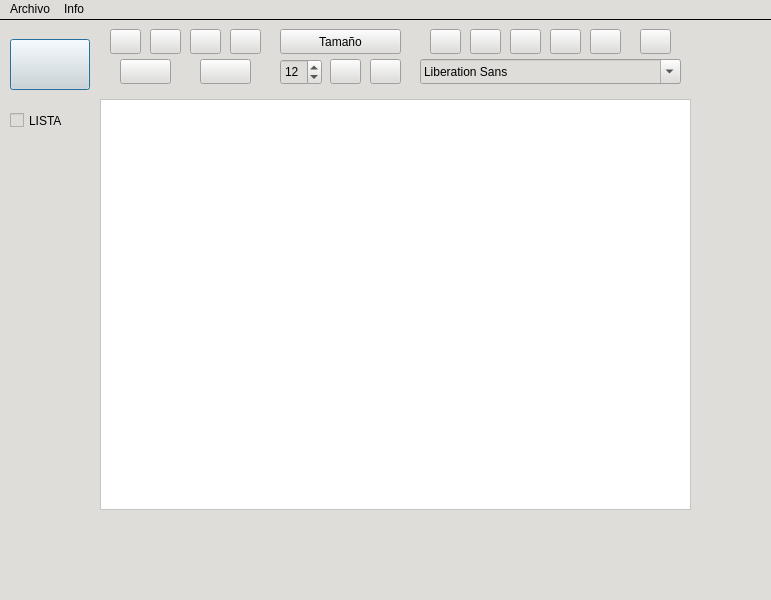
Above: EditorDeTexto/mainwindow.ui from JhojanZ/Editor-de-texto before the change. Below: the same form after it.
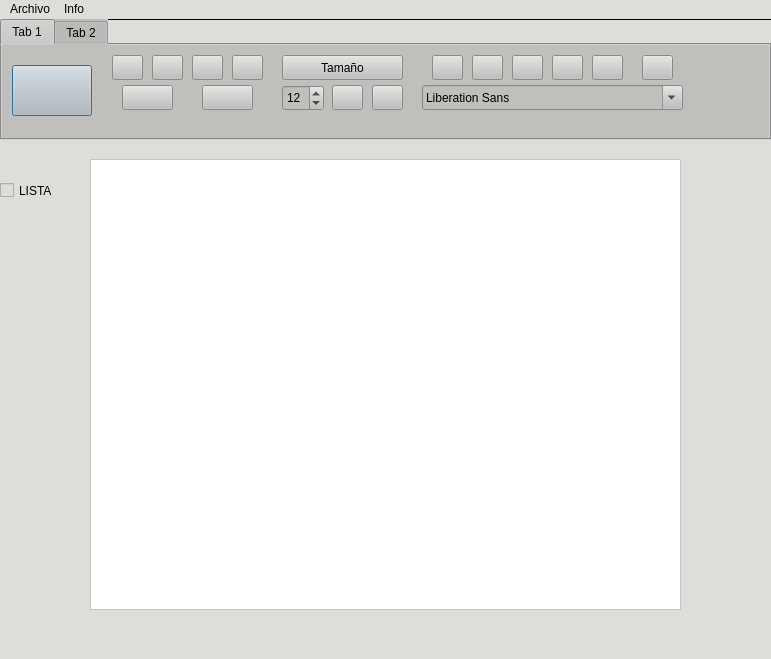
That is the form after the change. Icons and pictures are not drawn.

Commit message: se hizo tab a las ventana ui

Patch:
```diff
--- a/EditorDeTexto/mainwindow.ui
+++ b/EditorDeTexto/mainwindow.ui
@@ -7,7 +7,7 @@
     <x>0</x>
     <y>0</y>
     <width>771</width>
-    <height>600</height>
+    <height>659</height>
    </rect>
   </property>
   <property name="windowTitle">
@@ -21,10 +21,10 @@
    <widget class="QTextEdit" name="editorDeTexto">
     <property name="geometry">
      <rect>
-      <x>100</x>
-      <y>80</y>
+      <x>90</x>
+      <y>140</y>
       <width>591</width>
-      <height>411</height>
+      <height>451</height>
      </rect>
     </property>
     <property name="maximumSize">
@@ -41,87 +41,55 @@
 color: rgb(0, 0, 0);</string>
     </property>
    </widget>
-   <widget class="QPushButton" name="negrilla">
+   <widget class="Line" name="line">
     <property name="geometry">
      <rect>
-      <x>110</x>
-      <y>10</y>
-      <width>31</width>
-      <height>25</height>
+      <x>0</x>
+      <y>-10</y>
+      <width>811</width>
+      <height>21</height>
      </rect>
     </property>
-    <property name="text">
-     <string/>
+    <property name="frameShadow">
+     <enum>QFrame::Plain</enum>
     </property>
-    <property name="icon">
-     <iconset theme="format-text-bold">
-      <normaloff>.</normaloff>.</iconset>
+    <property name="orientation">
+     <enum>Qt::Horizontal</enum>
     </property>
    </widget>
-   <widget class="QPushButton" name="subrayar">
+   <widget class="QCheckBox" name="listaBolitas">
     <property name="geometry">
      <rect>
-      <x>150</x>
-      <y>10</y>
-      <width>31</width>
-      <height>25</height>
+      <x>0</x>
+      <y>160</y>
+      <width>82</width>
+      <height>23</height>
      </rect>
     </property>
     <property name="text">
-     <string/>
+     <string>LISTA</string>
     </property>
-    <property name="icon">
-     <iconset theme="format-text-underline">
-      <normaloff>.</normaloff>.</iconset>
-    </property>
    </widget>
-   <widget class="QPushButton" name="cursiva">
+   <widget class="QTabWidget" name="tabWidget">
     <property name="geometry">
      <rect>
-      <x>190</x>
-      <y>10</y>
-      <width>31</width>
-      <height>25</height>
+      <x>0</x>
+      <y>0</y>
+      <width>771</width>
+      <height>121</height>
      </rect>
     </property>
-    <property name="text">
-     <string/>
+    <property name="styleSheet">
+     <string notr="true">background-color: rgb(192, 191, 188);
+</string>
     </property>
-    <property name="icon">
-     <iconset theme="format-text-italic">
-      <normaloff>.</normaloff>.</iconset>
+    <property name="currentIndex">
+     <number>0</number>
     </property>
-   </widget>
-   <widget class="QPushButton" name="color">
-    <property name="geometry">
-     <rect>
-      <x>590</x>
-      <y>10</y>
-      <width>31</width>
-      <height>25</height>
-     </rect>
-    </property>
-    <property name="text">
-     <string/>
-    </property>
-    <property name="icon">
-     <iconset theme="applications-graphics">
-      <normaloff>.</normaloff>.</iconset>
-    </property>
-   </widget>
-   <widget class="QPushButton" name="tamano">
-    <property name="geometry">
-     <rect>
-      <x>280</x>
-      <y>10</y>
-      <width>121</width>
-      <height>25</height>
-     </rect>
-    </property>
-    <property name="text">
-     <string>Tamaño</string>
-    </property>
-   </widget>
+    <widget class="QWidget" name="tab">
+     <attribute name="title">
+      <string>Tab 1</string>
+     </attribute>
    <widget class="QPushButton" name="alineadoJustificado">
     <property name="geometry">
      <rect>
@@ -139,10 +107,10 @@
       <normaloff>.</normaloff>.</iconset>
     </property>
    </widget>
-   <widget class="QPushButton" name="alineadoDerecha">
+     <widget class="QPushButton" name="negrilla">
     <property name="geometry">
      <rect>
-      <x>510</x>
+        <x>110</x>
       <y>10</y>
       <width>31</width>
       <height>25</height>
@@ -152,7 +120,38 @@
      <string/>
     </property>
     <property name="icon">
-     <iconset theme="format-justify-right">
+       <iconset theme="format-text-bold">
+        <normaloff>.</normaloff>.</iconset>
+      </property>
+     </widget>
+     <widget class="QPushButton" name="disminuirTamano">
+      <property name="geometry">
+       <rect>
+        <x>370</x>
+        <y>40</y>
+        <width>31</width>
+        <height>25</height>
+       </rect>
+      </property>
+      <property name="text">
+       <string/>
+      </property>
+      <property name="icon">
+       <iconset theme="go-down">
+        <normaloff>.</normaloff>.</iconset>
+      </property>
+     </widget>
+     <widget class="QPushButton" name="rehacer">
+      <property name="geometry">
+       <rect>
+        <x>200</x>
+        <y>40</y>
+        <width>51</width>
+        <height>25</height>
+       </rect>
+      </property>
+      <property name="icon">
+       <iconset theme="edit-redo">
       <normaloff>.</normaloff>.</iconset>
     </property>
    </widget>
@@ -173,6 +172,67 @@
       <normaloff>.</normaloff>.</iconset>
     </property>
    </widget>
+     <widget class="QPushButton" name="cursiva">
+      <property name="geometry">
+       <rect>
+        <x>190</x>
+        <y>10</y>
+        <width>31</width>
+        <height>25</height>
+       </rect>
+      </property>
+      <property name="text">
+       <string/>
+      </property>
+      <property name="icon">
+       <iconset theme="format-text-italic">
+        <normaloff>.</normaloff>.</iconset>
+      </property>
+     </widget>
+     <widget class="QFontComboBox" name="fuentes">
+      <property name="geometry">
+       <rect>
+        <x>420</x>
+        <y>40</y>
+        <width>261</width>
+        <height>25</height>
+       </rect>
+      </property>
+     </widget>
+     <widget class="QPushButton" name="tachado">
+      <property name="geometry">
+       <rect>
+        <x>230</x>
+        <y>10</y>
+        <width>31</width>
+        <height>25</height>
+       </rect>
+      </property>
+      <property name="text">
+       <string/>
+      </property>
+      <property name="icon">
+       <iconset theme="format-text-strikethrough">
+        <normaloff>.</normaloff>.</iconset>
+      </property>
+     </widget>
+     <widget class="QPushButton" name="subrayar">
+      <property name="geometry">
+       <rect>
+        <x>150</x>
+        <y>10</y>
+        <width>31</width>
+        <height>25</height>
+       </rect>
+      </property>
+      <property name="text">
+       <string/>
+      </property>
+      <property name="icon">
+       <iconset theme="format-text-underline">
+        <normaloff>.</normaloff>.</iconset>
+      </property>
+     </widget>
    <widget class="QPushButton" name="alineadoIzquierda">
     <property name="geometry">
      <rect>
@@ -206,23 +266,6 @@
      <number>12</number>
     </property>
    </widget>
-   <widget class="QPushButton" name="tachado">
-    <property name="geometry">
-     <rect>
-      <x>230</x>
-      <y>10</y>
-      <width>31</width>
-      <height>25</height>
-     </rect>
-    </property>
-    <property name="text">
-     <string/>
-    </property>
-    <property name="icon">
-     <iconset theme="format-text-strikethrough">
-      <normaloff>.</normaloff>.</iconset>
-    </property>
-   </widget>
    <widget class="QPushButton" name="aumentarTamano">
     <property name="geometry">
      <rect>
@@ -237,11 +280,11 @@
       <normaloff>.</normaloff>.</iconset>
     </property>
    </widget>
-   <widget class="QPushButton" name="disminuirTamano">
+     <widget class="QPushButton" name="alineadoDerecha">
     <property name="geometry">
      <rect>
-      <x>370</x>
-      <y>40</y>
+        <x>510</x>
+        <y>10</y>
       <width>31</width>
       <height>25</height>
      </rect>
@@ -250,36 +293,10 @@
      <string/>
     </property>
     <property name="icon">
-     <iconset theme="go-down">
+       <iconset theme="format-justify-right">
       <normaloff>.</normaloff>.</iconset>
     </property>
    </widget>
-   <widget class="QFontComboBox" name="fuentes">
-    <property name="geometry">
-     <rect>
-      <x>420</x>
-      <y>40</y>
-      <width>261</width>
-      <height>25</height>
-     </rect>
-    </property>
-   </widget>
-   <widget class="Line" name="line">
-    <property name="geometry">
-     <rect>
-      <x>0</x>
-      <y>-10</y>
-      <width>811</width>
-      <height>21</height>
-     </rect>
-    </property>
-    <property name="frameShadow">
-     <enum>QFrame::Plain</enum>
-    </property>
-    <property name="orientation">
-     <enum>Qt::Horizontal</enum>
-    </property>
-   </widget>
    <widget class="QPushButton" name="imprimirPDF">
     <property name="geometry">
      <rect>
@@ -311,20 +328,36 @@
       <normaloff>.</normaloff>.</iconset>
     </property>
    </widget>
-   <widget class="QPushButton" name="rehacer">
+     <widget class="QPushButton" name="color">
     <property name="geometry">
      <rect>
-      <x>200</x>
-      <y>40</y>
-      <width>51</width>
+        <x>590</x>
+        <y>10</y>
+        <width>31</width>
       <height>25</height>
      </rect>
     </property>
+      <property name="text">
+       <string/>
+      </property>
     <property name="icon">
-     <iconset theme="edit-redo">
+       <iconset theme="applications-graphics">
       <normaloff>.</normaloff>.</iconset>
     </property>
    </widget>
+     <widget class="QPushButton" name="tamano">
+      <property name="geometry">
+       <rect>
+        <x>280</x>
+        <y>10</y>
+        <width>121</width>
+        <height>25</height>
+       </rect>
+      </property>
+      <property name="text">
+       <string>Tamaño</string>
+      </property>
+     </widget>
    <widget class="QPushButton" name="guardar">
     <property name="geometry">
      <rect>
@@ -354,40 +387,13 @@
      <bool>false</bool>
     </property>
    </widget>
-   <widget class="QCheckBox" name="listaBolitas">
-    <property name="geometry">
-     <rect>
-      <x>10</x>
-      <y>90</y>
-      <width>82</width>
-      <height>23</height>
-     </rect>
-    </property>
-    <property name="text">
-     <string>LISTA</string>
-    </property>
-   </widget>
-   <zorder>line</zorder>
-   <zorder>editorDeTexto</zorder>
-   <zorder>negrilla</zorder>
-   <zorder>subrayar</zorder>
-   <zorder>cursiva</zorder>
-   <zorder>color</zorder>
-   <zorder>tamano</zorder>
-   <zorder>alineadoJustificado</zorder>
-   <zorder>alineadoDerecha</zorder>
-   <zorder>alineadoCentrado</zorder>
-   <zorder>alineadoIzquierda</zorder>
-   <zorder>tamanoLetra</zorder>
-   <zorder>tachado</zorder>
-   <zorder>aumentarTamano</zorder>
-   <zorder>disminuirTamano</zorder>
-   <zorder>fuentes</zorder>
-   <zorder>imprimirPDF</zorder>
-   <zorder>deshacer</zorder>
-   <zorder>rehacer</zorder>
-   <zorder>guardar</zorder>
-   <zorder>listaBolitas</zorder>
+    </widget>
+    <widget class="QWidget" name="tab_2">
+     <attribute name="title">
+      <string>Tab 2</string>
+     </attribute>
+    </widget>
+   </widget>
   </widget>
   <widget class="QMenuBar" name="menubar">
    <property name="geometry">
```
Lines whose indentation alone changed are shown as unchanged. The commit also changes 1 other file.
